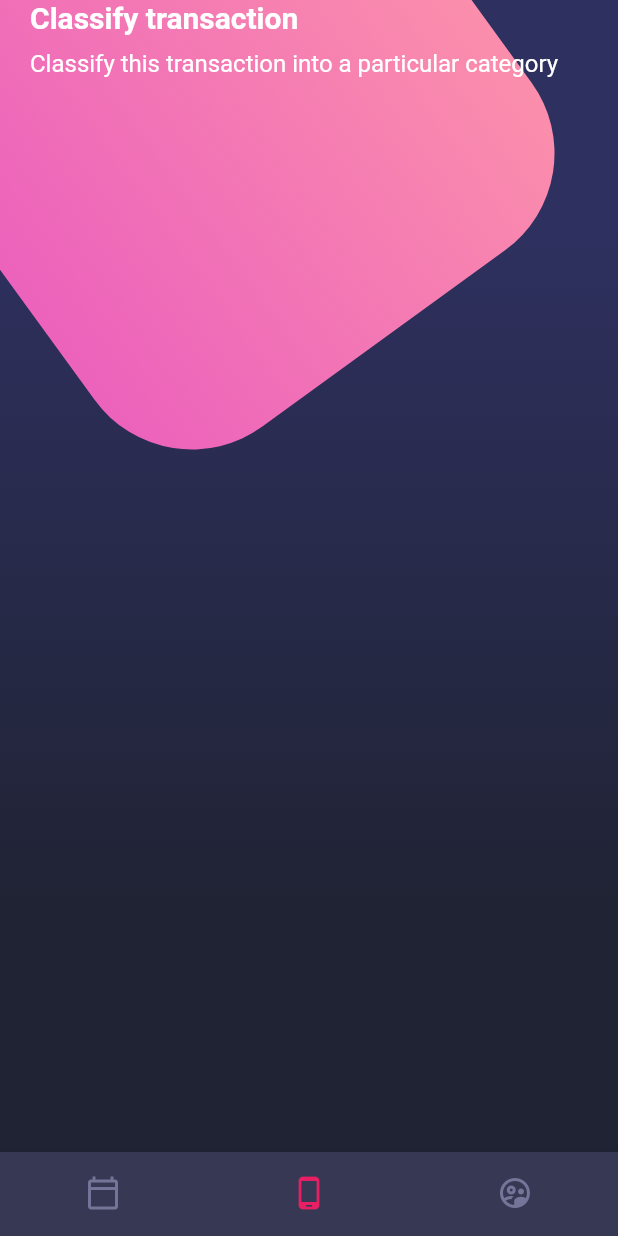
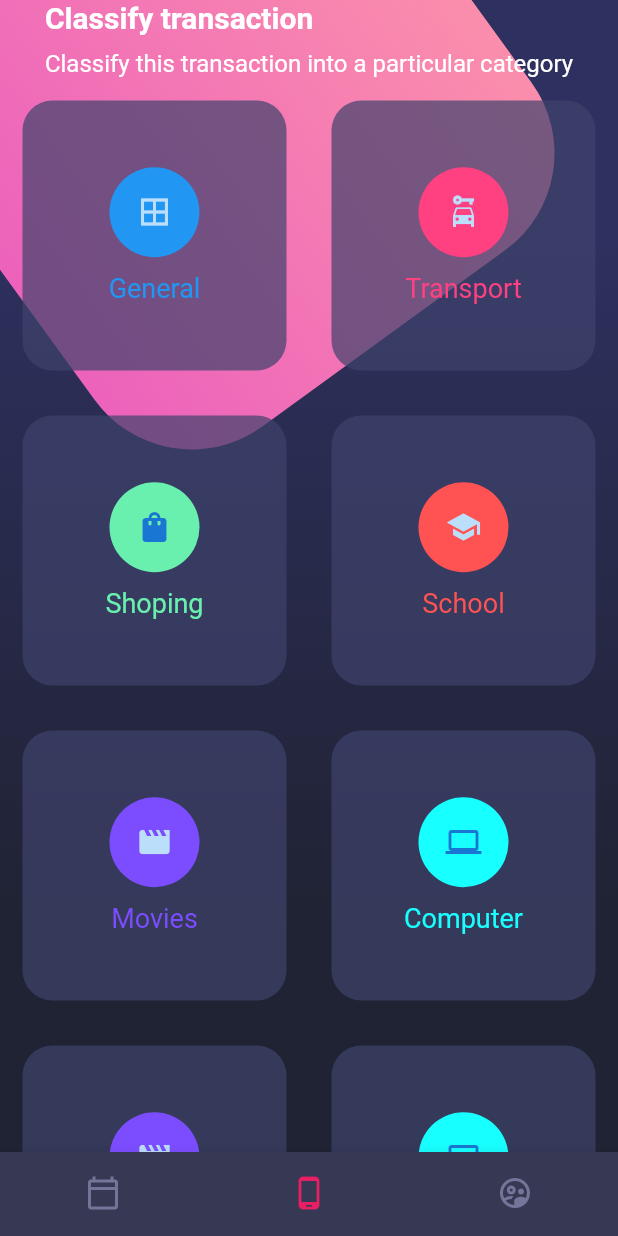
Before and after one commit to tamaki094/disenos, a Flutter app: the screen it shows after launch, on a phone screen of 412 x 824 dp. Run offline on Flutter 3.47's test engine with Material 2 defaults, Android fonts, the phone set to English and light mode, and no system bars.

Commit message:
commit 060921
-se agrego mas diseño

```diff
--- a/lib/screens/home_screen.dart
+++ b/lib/screens/home_screen.dart
@@ -1,3 +1,4 @@
+import 'package:disenos/widgets/card_table.dart';
 import 'package:flutter/material.dart';
 import 'package:disenos/widgets/page_title.dart';
 import 'package:disenos/widgets/custom_bottom_navigation.dart';
@@ -22,7 +23,10 @@ class _HomeBody extends StatelessWidget {
       child: Column(
         children: [
           //Titulos
-          PageTitle()
+          PageTitle(),
+
+          //Card Table
+          CardTable()
         ],
       ),
     );
--- /dev/null
+++ b/lib/widgets/card_table.dart
@@ -0,0 +1,81 @@
+import 'package:flutter/material.dart';
+
+class CardTable extends StatelessWidget {
+  const CardTable({Key? key}) : super(key: key);
+
+  @override
+  Widget build(BuildContext context) {
+    return Table(
+      children: [
+        TableRow(children: [
+          _SingleCard(
+              color: Colors.blue, icon: Icons.border_all, text: 'General'),
+          _SingleCard(
+              color: Colors.pinkAccent,
+              icon: Icons.car_rental,
+              text: 'Transport')
+        ]),
+        TableRow(children: [
+          _SingleCard(
+              color: Colors.greenAccent,
+              icon: Icons.shopping_bag,
+              text: 'Shoping'),
+          _SingleCard(
+              color: Colors.redAccent, icon: Icons.school, text: 'School')
+        ]),
+        TableRow(children: [
+          _SingleCard(
+              color: Colors.deepPurpleAccent,
+              icon: Icons.movie,
+              text: 'Movies'),
+          _SingleCard(
+              color: Colors.cyanAccent, icon: Icons.computer, text: 'Computer')
+        ]),
+        TableRow(children: [
+          _SingleCard(
+              color: Colors.deepPurpleAccent,
+              icon: Icons.movie,
+              text: 'Movies'),
+          _SingleCard(
+              color: Colors.cyanAccent, icon: Icons.computer, text: 'Computer')
+        ]),
+      ],
+    );
+  }
+}
+
+class _SingleCard extends StatelessWidget {
+  final IconData icon;
+  final Color color;
+  final String text;
+
+  const _SingleCard(
+      {Key? key, required this.icon, required this.color, required this.text})
+      : super(key: key);
+
+  @override
+  Widget build(BuildContext context) {
+    return Container(
+      margin: EdgeInsets.all(15),
+      height: 180,
+      decoration: BoxDecoration(
+          color: Color.fromRGBO(62, 66, 107, 0.7),
+          borderRadius: BorderRadius.circular(20)),
+      child: Column(
+        mainAxisAlignment: MainAxisAlignment.center,
+        children: [
+          CircleAvatar(
+            backgroundColor: this.color,
+            child: Icon(this.icon),
+            radius: 30,
+          ),
+          SizedBox(height: 10),
+          Text(
+            this.text,
+            style: TextStyle(color: this.color, fontSize: 18),
+          )
+        ],
+      ),
+    );
+  }
+}
```
